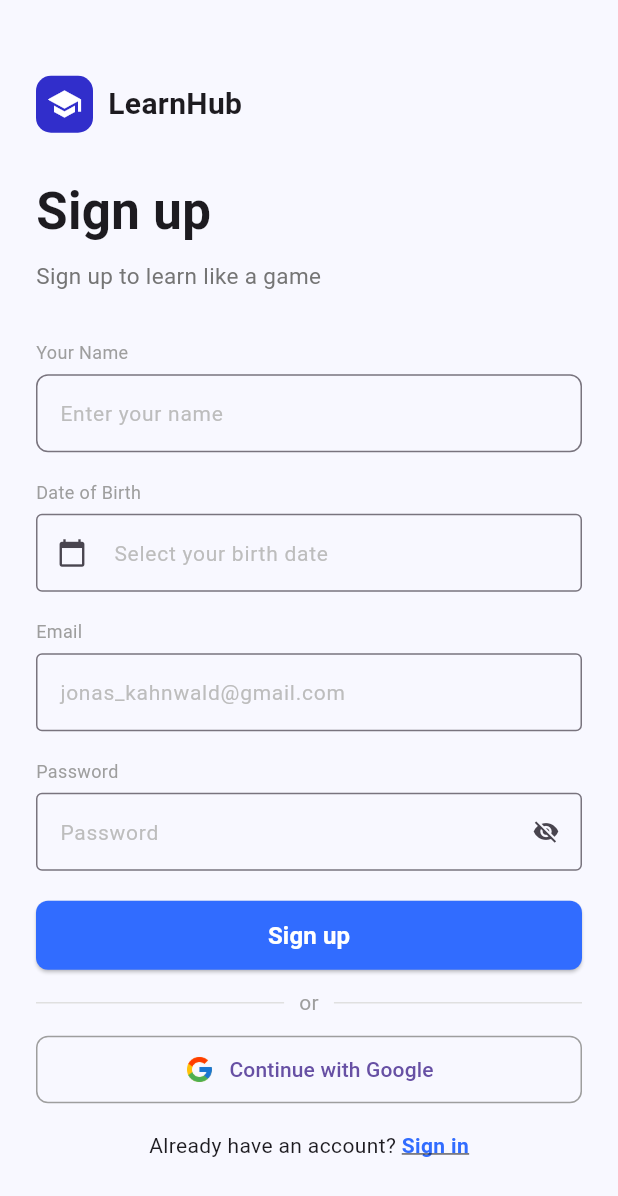
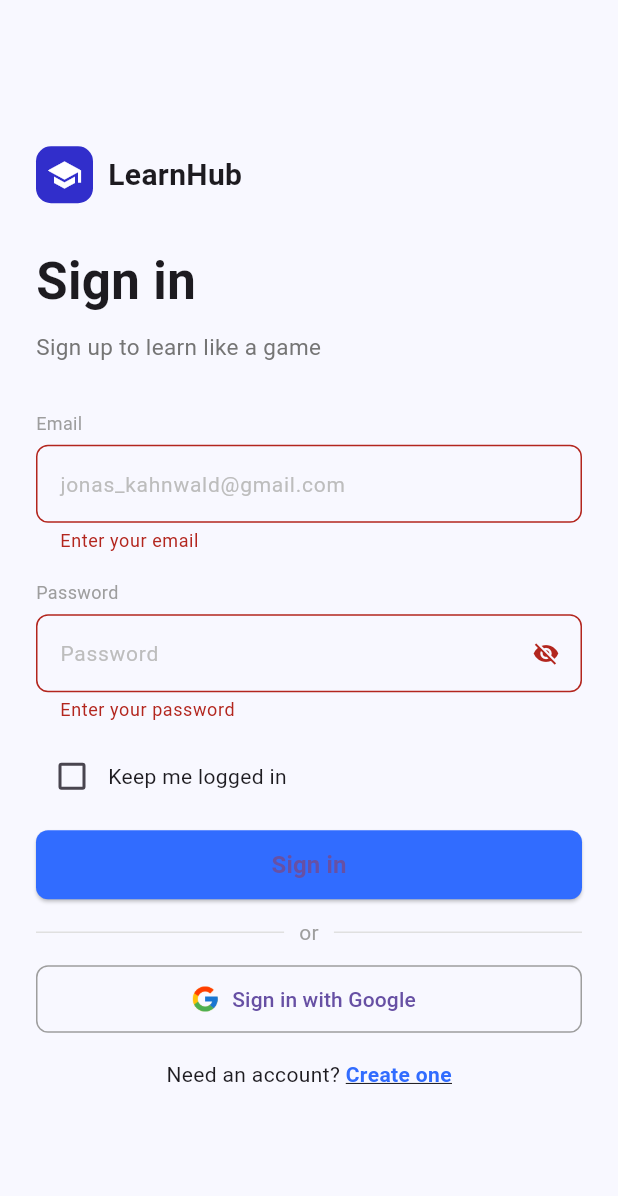
Before and after one commit to Rohith1888/Capstone_Flutter, a Flutter app: the screen it shows after launch, after a tap on "Sign in", on a phone screen of 412 x 824 dp. Shown: the top 1196 px of the screen. Run offline on Flutter 3.47's test engine with Material 3 defaults, Android fonts, the phone set to English and light mode, and no system bars.

Commit message:
implemented signin screen

```diff
--- a/capstone_project/lib/view/main/learnhubapp.dart
+++ b/capstone_project/lib/view/main/learnhubapp.dart
@@ -1,8 +1,8 @@
+
 import 'package:flutter/material.dart';
 import 'package:flutter/cupertino.dart';
 
-import '../responsive/responsive_signup_page.dart';
-
+import '../responsive//responsive_singin_page.dart';
 
 class LearnHubApp extends StatelessWidget {
   const LearnHubApp({super.key});
@@ -22,7 +22,7 @@ class LearnHubApp extends StatelessWidget {
   ),
 ),
 
-      home: const ResponsiveSignUpPage(),
+      home: const ResponsiveSignInPage(),
     );
   }
 }
--- /dev/null
+++ b/capstone_project/lib/view/main/signinform.dart
@@ -0,0 +1,225 @@
+import 'package:flutter/material.dart';
+
+import '../responsive/responsive_signup_page.dart';
+
+class SignInForm extends StatefulWidget {
+  final bool showSubtitle; // Show subtitle on mobile
+  const SignInForm({super.key, required this.showSubtitle});
+
+  @override
+  State<SignInForm> createState() => _SignInFormState();
+}
+
+class _SignInFormState extends State<SignInForm> {
+  bool _passwordVisible = false;
+  final _formKey = GlobalKey<FormState>();
+
+  final TextEditingController _emailController = TextEditingController();
+  final TextEditingController _passwordController = TextEditingController();
+  bool _keepLoggedIn = false;
+
+  @override
+  void dispose() {
+    _emailController.dispose();
+    _passwordController.dispose();
+    super.dispose();
+  }
+
+  @override
+  Widget build(BuildContext context) {
+    return Column(
+      crossAxisAlignment: CrossAxisAlignment.start,
+      children: [
+        // Logo + App name
+        Row(
+          children: [
+            Container(
+              width: 38,
+              height: 38,
+              decoration: BoxDecoration(
+                color: const Color(0xFF312ECB),
+                borderRadius: BorderRadius.circular(10),
+              ),
+              child: const Icon(Icons.school, color: Colors.white),
+            ),
+            const SizedBox(width: 10),
+            const Text(
+              'LearnHub',
+              style: TextStyle(fontSize: 20, fontWeight: FontWeight.bold),
+            ),
+          ],
+        ),
+        const SizedBox(height: 28),
+
+        // Title & Subtitle
+        const Text(
+          'Sign in',
+          style: TextStyle(fontSize: 34, fontWeight: FontWeight.bold),
+        ),
+        const SizedBox(height: 8),
+        Text(
+          widget.showSubtitle
+              ? 'Sign up to learn like a game'
+              : 'Please login to continue to your account.',
+          style: TextStyle(
+            fontSize: 15,
+            color: Colors.grey[600],
+          ),
+        ),
+        const SizedBox(height: 32),
+
+        // Form
+        Form(
+          key: _formKey,
+          child: Column(
+            crossAxisAlignment: CrossAxisAlignment.stretch,
+            children: [
+              const Text('Email', style: TextStyle(fontSize: 12, color: Colors.grey)),
+              const SizedBox(height: 6),
+              TextFormField(
+                controller: _emailController,
+                keyboardType: TextInputType.emailAddress,
+                decoration: InputDecoration(
+                  isDense: true,
+                  hintText: 'jonas_kahnwald@gmail.com',
+                  border: OutlineInputBorder(
+                    borderRadius: BorderRadius.circular(8),
+                  ),
+                ),
+                validator: (value) {
+                  if (value == null || value.isEmpty) return 'Enter your email';
+                  return null;
+                },
+              ),
+              const SizedBox(height: 18),
+
+              const Text('Password', style: TextStyle(fontSize: 12, color: Colors.grey)),
+              const SizedBox(height: 6),
+              TextFormField(
+                controller: _passwordController,
+                obscureText: !_passwordVisible,
+                decoration: InputDecoration(
+                  isDense: true,
+                  hintText: 'Password',
+                  border: OutlineInputBorder(
+                    borderRadius: BorderRadius.circular(8),
+                  ),
+                  suffixIcon: IconButton(
+                    icon: Icon(
+                      _passwordVisible ? Icons.visibility : Icons.visibility_off,
+                    ),
+                    onPressed: () =>
+                        setState(() => _passwordVisible = !_passwordVisible),
+                  ),
+                ),
+                validator: (value) {
+                  if (value == null || value.isEmpty) return 'Enter your password';
+                  return null;
+                },
+              ),
+              const SizedBox(height: 12),
+
+              // Keep me logged in
+              Row(
+                children: [
+                  Checkbox(
+                    value: _keepLoggedIn,
+                    onChanged: (value) {
+                      setState(() => _keepLoggedIn = value ?? false);
+                    },
+                  ),
+                  const Text('Keep me logged in'),
+                ],
+              ),
+              const SizedBox(height: 12),
+
+              // Sign in button
+              SizedBox(
+                height: 46,
+                child: ElevatedButton(
+                  style: ElevatedButton.styleFrom(
+                    backgroundColor: const Color(0xFF316CFF),
+                    shape: RoundedRectangleBorder(
+                      borderRadius: BorderRadius.circular(8),
+                    ),
+                  ),
+                  onPressed: () {
+                    if (_formKey.currentState!.validate()) {
+                      ScaffoldMessenger.of(context).showSnackBar(
+                        const SnackBar(content: Text('Signing in...')),
+                      );
+                    }
+                  },
+                  child: const Text(
+                    'Sign in',
+                    style: TextStyle(fontWeight: FontWeight.bold, fontSize: 16),
+                  ),
+                ),
+              ),
+              const SizedBox(height: 12),
+
+              // Divider
+              Row(
+                children: [
+                  Expanded(child: Divider(color: Colors.grey[300])),
+                  const Padding(
+                    padding: EdgeInsets.symmetric(horizontal: 10),
+                    child: Text('or', style: TextStyle(color: Colors.grey)),
+                  ),
+                  Expanded(child: Divider(color: Colors.grey[300])),
+                ],
+              ),
+              const SizedBox(height: 12),
+
+              // Google sign-in
+              SizedBox(
+                height: 45,
+                child: OutlinedButton.icon(
+                  style: OutlinedButton.styleFrom(
+                    side: const BorderSide(color: Colors.grey),
+                    shape: RoundedRectangleBorder(
+                      borderRadius: BorderRadius.circular(8),
+                    ),
+                  ),
+                  onPressed: () {},
+                  icon: Image.asset(
+                    'assets/icons/google_logo.png',
+                    height: 20,
+                  ),
+                  label: const Text('Sign in with Google'),
+                ),
+              ),
+            ],
+          ),
+        ),
+        const SizedBox(height: 18),
+
+        // Footer
+        Row(
+          mainAxisAlignment: MainAxisAlignment.center,
+          children: [
+            const Text('Need an account? ', style: TextStyle(fontSize: 14)),
+            GestureDetector(
+              onTap: () {
+                Navigator.push(
+          context,
+          MaterialPageRoute(
+            builder: (context) => const ResponsiveSignUpPage(),
+          ),
+        );
+              },
+              child: const Text(
+                'Create one',
+                style: TextStyle(
+                  color: Color(0xFF316CFF),
+                  decoration: TextDecoration.underline,
+                  fontWeight: FontWeight.w600,
+                ),
+              ),
+            ),
+          ],
+        ),
+      ],
+    );
+  }
+}
--- /dev/null
+++ b/capstone_project/lib/view/responsive/responsive_singin_page.dart
@@ -0,0 +1,20 @@
+import 'package:flutter/material.dart';
+import 'package:capstone_project/view/signin_screens/desktop_signin.dart';
+import 'package:capstone_project/view/signin_screens/mobile_signin.dart';
+
+class ResponsiveSignInPage extends StatelessWidget {
+  const ResponsiveSignInPage({super.key});
+
+  @override
+  Widget build(BuildContext context) {
+    return LayoutBuilder(
+      builder: (context, constraints) {
+        if (constraints.maxWidth >= 700) {
+          return const DesktopSignIn();
+        } else {
+          return const MobileSignIn();
+        }
+      },
+    );
+  }
+}
--- /dev/null
+++ b/capstone_project/lib/view/signin_screens/mobile_signin.dart
@@ -0,0 +1,22 @@
+import 'package:flutter/material.dart';
+import '../main/signinform.dart';
+
+class MobileSignIn extends StatelessWidget {
+  const MobileSignIn({super.key});
+
+  @override
+  Widget build(BuildContext context) {
+    return Scaffold(
+      body: SafeArea(
+        child: Center(
+          child: SingleChildScrollView(
+            child: Padding(
+              padding: const EdgeInsets.symmetric(horizontal: 24, vertical: 24),
+              child: SignInForm(showSubtitle: true),
+            ),
+          ),
+        ),
+      ),
+    );
+  }
+}
```
Also changed, not shown: capstone_project/lib/view/main/signupform.dart (+53 -22 lines), capstone_project/lib/view/signin_screens/desktop_signin.dart (added, +51 -0 lines).
